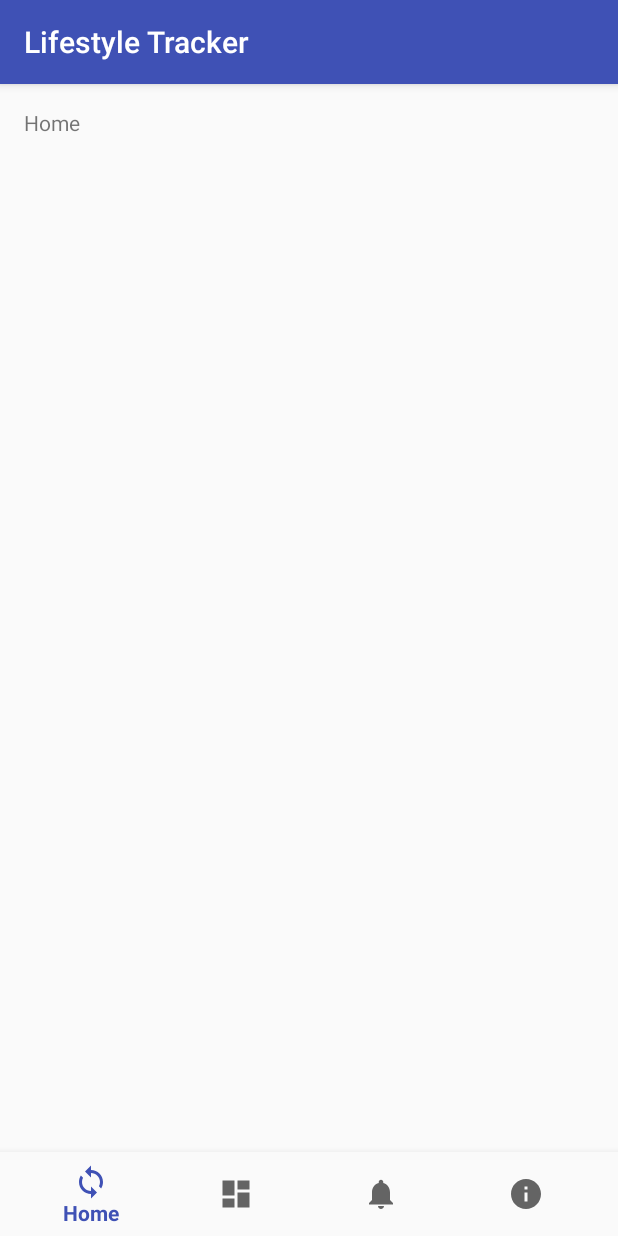
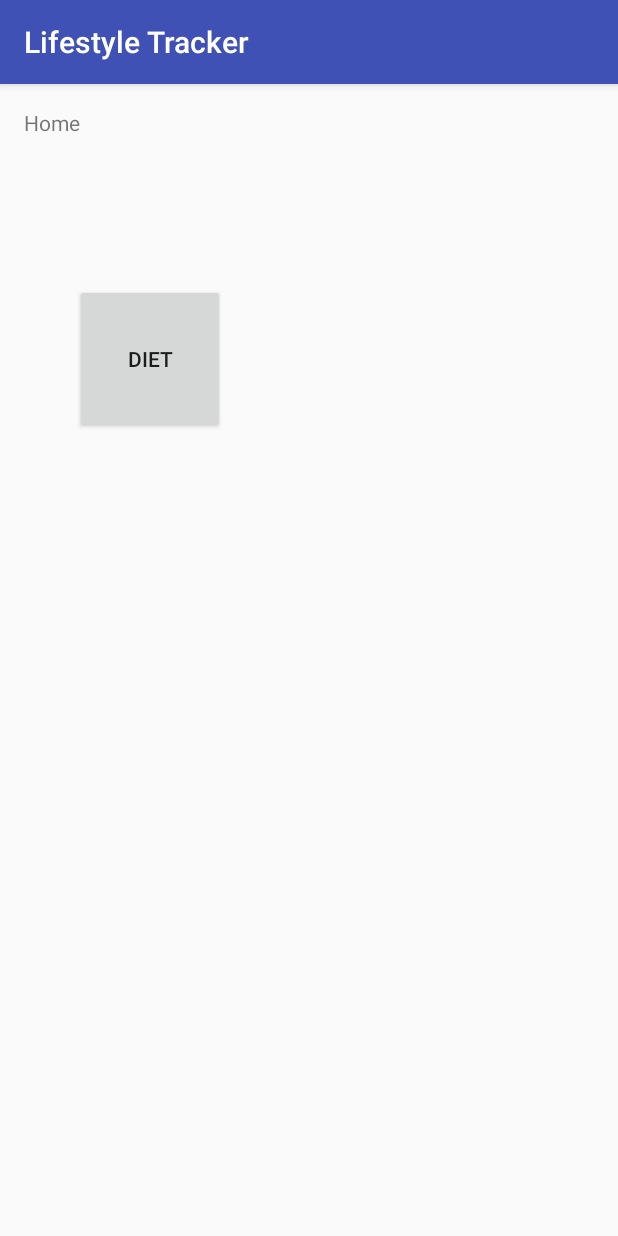
Before and after one commit to mdouglas86/LifestyleTracker, an Android app: the MainActivity screen opened directly, with no data from a screen before it, on a phone screen of 412 x 824 dp. Run offline under Robolectric (Android 15) with nearby library versions, the phone set to English and light mode, and no system bars.

```diff
--- a/LifestyleTracker/Project/LifestyleTracker/app/src/main/java/practicum/otterbein/lifestyletracker/MainActivity.java
+++ b/LifestyleTracker/Project/LifestyleTracker/app/src/main/java/practicum/otterbein/lifestyletracker/MainActivity.java
@@ -2,51 +2,36 @@ package practicum.otterbein.lifestyletracker;
 
 import android.app.Fragment;
 import android.app.FragmentManager;
+import android.content.Intent;
 import android.os.Bundle;
 import android.support.annotation.NonNull;
 import android.support.design.widget.BottomNavigationView;
 import android.support.v7.app.AppCompatActivity;
 import android.view.MenuItem;
+import android.view.View;
+import android.widget.Button;
 import android.widget.TextView;
 
 public class MainActivity extends AppCompatActivity {
 
-    private TextView mTextMessage;
-    private android.support.v4.app.Fragment fragment;
-    private FragmentManager fragmentManager;
+    public Button butt1;
+    public void init() {
+        butt1 = (Button) findViewById(R.id.butt1);
+        butt1.setOnClickListener(new View.OnClickListener() {
+            @Override
+            public void onClick(View v) {
+                startActivity(new Intent(MainActivity.this, DietActivity.class));
 
-    private BottomNavigationView.OnNavigationItemSelectedListener mOnNavigationItemSelectedListener
-            = new BottomNavigationView.OnNavigationItemSelectedListener() {
-
-        @Override
-        public boolean onNavigationItemSelected(@NonNull MenuItem item) {
-            switch (item.getItemId()) {
-                case R.id.navigation_home:
-                    //mTextMessage.setText(R.string.title_dashboard);
-                    fragment = new DietFragment();
-                    return true;
-                case R.id.navigation_dashboard:
-                    //mTextMessage.setText(R.string.title_notifications);
-                    fragment = new ExerciseFragment();
-                    return true;
-                case R.id.navigation_notifications:
-                    //mTextMessage.setText(R.string.title_settings);
-                    fragment = new SettingsFragment();
-                    return true;
             }
-            return false;
-        }
-
-    };
+        });
+    }
 
     @Override
     protected void onCreate(Bundle savedInstanceState) {
         super.onCreate(savedInstanceState);
         setContentView(R.layout.activity_main);
+        init();
 
-        mTextMessage = (TextView) findViewById(R.id.message);
-        BottomNavigationView navigation = (BottomNavigationView) findViewById(R.id.navigation);
-        navigation.setOnNavigationItemSelectedListener(mOnNavigationItemSelectedListener);
     }
 
 }
--- a/LifestyleTracker/Project/LifestyleTracker/app/src/main/res/layout/activity_main.xml
+++ b/LifestyleTracker/Project/LifestyleTracker/app/src/main/res/layout/activity_main.xml
@@ -1,38 +1,27 @@
 <?xml version="1.0" encoding="utf-8"?>
-<LinearLayout
-    xmlns:android="http://schemas.android.com/apk/res/android"
-    xmlns:app="http://schemas.android.com/apk/res-auto"
-    xmlns:tools="http://schemas.android.com/tools"
-    android:id="@+id/container"
+<RelativeLayout xmlns:android="http://schemas.android.com/apk/res/android"
     android:layout_width="match_parent"
-    android:layout_height="match_parent"
-    android:orientation="vertical"
-    tools:context="practicum.otterbein.lifestyletracker.MainActivity">
+    android:layout_height="match_parent">
 
-    <FrameLayout
-        android:id="@+id/content"
-        android:layout_width="match_parent"
-        android:layout_height="0dp"
-        android:layout_weight="1">
+    <TextView
+        android:id="@+id/textView4"
+        android:layout_width="69dp"
+        android:layout_height="16dp"
+        android:layout_alignParentTop="true"
+        android:layout_marginLeft="16dp"
+        android:layout_marginTop="16dp"
+        android:text="Home" />
 
-        <TextView
-            android:id="@+id/message"
-            android:layout_width="match_parent"
-            android:layout_height="wrap_content"
-            android:layout_marginBottom="@dimen/activity_vertical_margin"
-            android:layout_marginLeft="@dimen/activity_horizontal_margin"
-            android:layout_marginRight="@dimen/activity_horizontal_margin"
-            android:layout_marginTop="@dimen/activity_vertical_margin"
-            android:text="@string/title_home"/>
+    <Button
+        android:id="@+id/butt1"
+        android:layout_width="100dp"
+        android:layout_height="100dp"
+        android:layout_alignParentLeft="true"
+        android:layout_alignParentStart="true"
+        android:layout_below="@+id/textView4"
+        android:layout_marginLeft="10dp"
+        android:layout_marginStart="50dp"
+        android:layout_marginTop="101dp"
+        android:text="Diet" />
 
-    </FrameLayout>
-
-    <android.support.design.widget.BottomNavigationView
-        android:id="@+id/navigation"
-        android:layout_width="match_parent"
-        android:layout_height="wrap_content"
-        android:layout_gravity="bottom"
-        android:background="?android:attr/windowBackground"
-        app:menu="@menu/navigation"/>
-
-</LinearLayout>
+</RelativeLayout>
```
Also changed, not shown: 2 other files.
